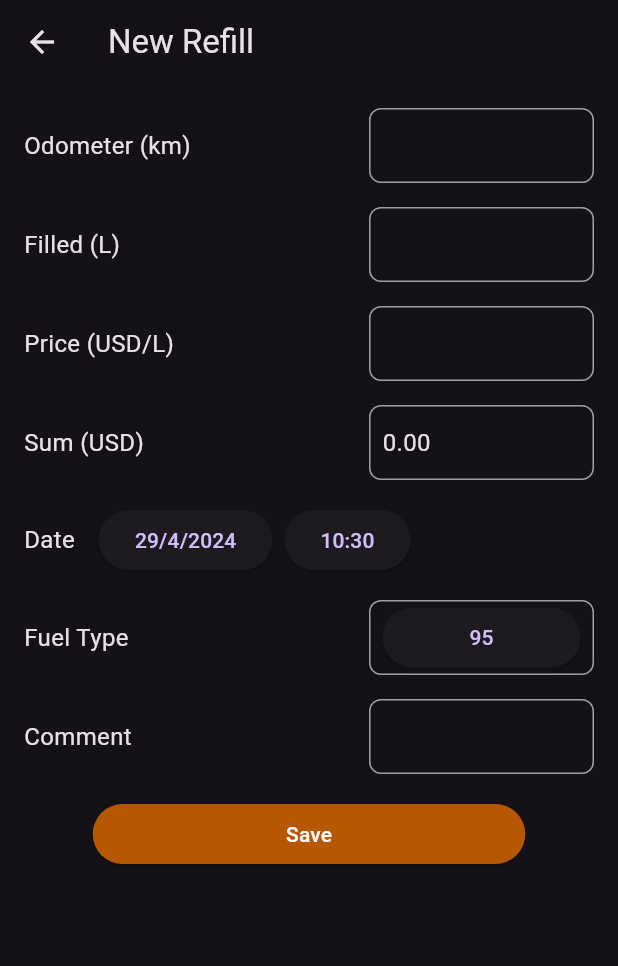
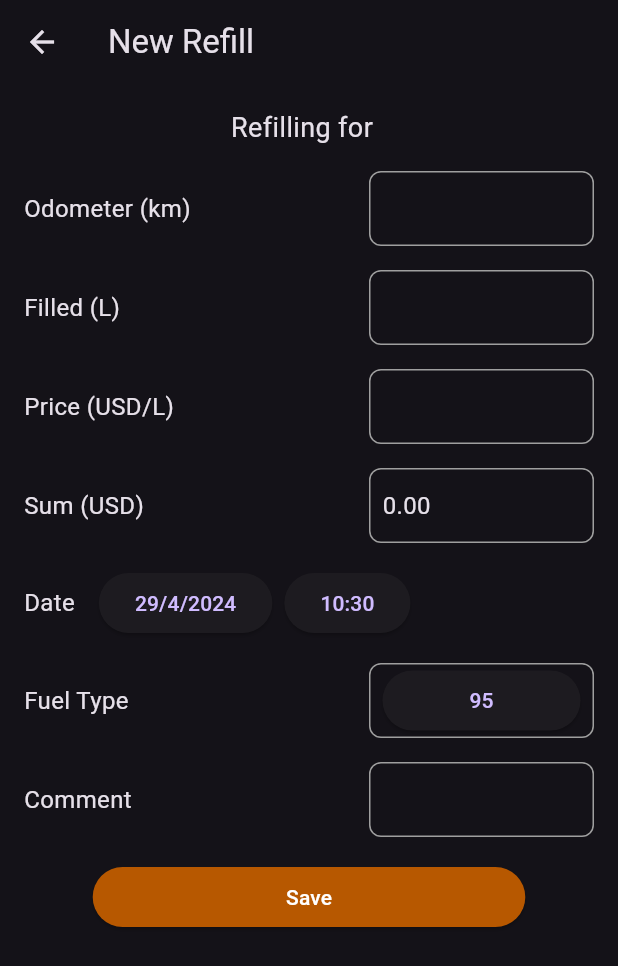
Before and after one commit to YasiruBasura/FuelMeter, a Flutter app: the screen it shows after launch, in the side drawer, after a tap on "New Refill", on a phone screen of 412 x 824 dp. Shown: the top 966 px of the screen. Run offline on Flutter 3.47's test engine with Material 3 defaults, Android fonts, the light colour scheme and no system bars; our stand-ins replace cloud_firestore, firebase_core; accounts and stored records are empty.

Commit message:
vehicle id pass done

```diff
--- a/fuelapp/lib/NavBar.dart
+++ b/fuelapp/lib/NavBar.dart
@@ -81,7 +81,12 @@ class NavBar extends StatelessWidget {
                       leading: const Icon(Icons.playlist_add),
                       title: const Text('New Refill'),
                       onTap: () {
-                        Navigator.pushNamed(context, '/createRefill');
+                        Navigator.push(
+                            context,
+                            MaterialPageRoute(
+                              builder: (context) => CreateRefillScreen(selectedVehicleId: selectedVehicleId),
+                            ),
+                       );
                       },
                     ),
                     ListTile(
--- a/fuelapp/lib/createrefill.dart
+++ b/fuelapp/lib/createrefill.dart
@@ -1,9 +1,10 @@
 import 'package:flutter/material.dart';
-import 'package:cloud_firestore/cloud_firestore.dart'; // Import Firestore package
-import 'navBar.dart';
+import 'package:cloud_firestore/cloud_firestore.dart';
 
 class CreateRefillScreen extends StatefulWidget {
-  const CreateRefillScreen({Key? key}) : super(key: key);
+  final String? selectedVehicleId;
+
+  const CreateRefillScreen({super.key, this.selectedVehicleId});
 
   @override
   _CreateRefillScreenState createState() => _CreateRefillScreenState();
@@ -18,13 +19,34 @@ class _CreateRefillScreenState extends State<CreateRefillScreen> {
   double _sumUSD = 0.0;
   String _comment = '';
   double _odometer = 0.0;
+  String _vehicleBrand = '';
+  String _vehicleModel = '';
 
-  // Firestore collection reference
   final CollectionReference _ref = FirebaseFirestore.instance.collection('Refills');
+  final CollectionReference _vehicleRef = FirebaseFirestore.instance.collection('Vehicles');
+
+  @override
+  void initState() {
+    super.initState();
+    _loadVehicleDetails();
+  }
+
+  Future<void> _loadVehicleDetails() async {
+    if (widget.selectedVehicleId != null) {
+      final DocumentSnapshot vehicleSnapshot =
+          await _vehicleRef.doc(widget.selectedVehicleId).get();
+      if (vehicleSnapshot.exists) {
+        setState(() {
+          _vehicleBrand = vehicleSnapshot['brand'];
+          _vehicleModel = vehicleSnapshot['model'];
+        });
+      }
+    }
+  }
 
   void _saveRefillData() {
-    // Create a map with the refill data
     Map<String, dynamic> refillData = {
+      'vehicleId': widget.selectedVehicleId,
       'odometer': _odometer,
       'filled': _filled,
       'price': _price,
@@ -35,12 +57,10 @@ class _CreateRefillScreenState extends State<CreateRefillScreen> {
       'comment': _comment,
     };
 
-    // Add refill data to Firestore
     _ref.add(refillData).then((_) {
-      // Data successfully saved
       _showSnackBar('Refill data saved successfully');
+      print(refillData);
     }).catchError((error) {
-      // Error occurred while saving data
       _showSnackBar('Failed to save refill data');
     });
   }
@@ -84,6 +104,13 @@ class _CreateRefillScreenState extends State<CreateRefillScreen> {
         child: Column(
           crossAxisAlignment: CrossAxisAlignment.start,
           children: [
+             Center( // Center the text
+        child: Text(
+          'Refilling for $_vehicleBrand $_vehicleModel',
+          style: const TextStyle(fontSize: 18),
+        ),
+      ),
+            const SizedBox(height: 16.0),
             _buildInputRow(
               label: 'Odometer (km)',
               inputField: TextFormField(
@@ -96,7 +123,7 @@ class _CreateRefillScreenState extends State<CreateRefillScreen> {
                 },
               ),
             ),
-            const SizedBox(height: 16.0),
+             const SizedBox(height: 16.0),
             _buildInputRow(
               label: 'Filled (L)',
               inputField: TextFormField(
--- a/fuelapp/lib/main.dart
+++ b/fuelapp/lib/main.dart
@@ -22,8 +22,8 @@ class MyApp extends StatelessWidget {
       initialRoute: '/',
       routes: {
         '/': (context) => const  HomeScreen(selectedVehicleId: null),
-        '/favourites': (context) => const FavoritesScreen(selectedVehicleId:null),
-        '/createRefill': (context) => const CreateRefillScreen(selectedVehicleId:null),
+        '/favourites': (context) => const FavoritesScreen(),
+        '/createRefill': (context) => const CreateRefillScreen(),
         '/settings': (context) => const SettingsScreen(),
       },
     );
```
